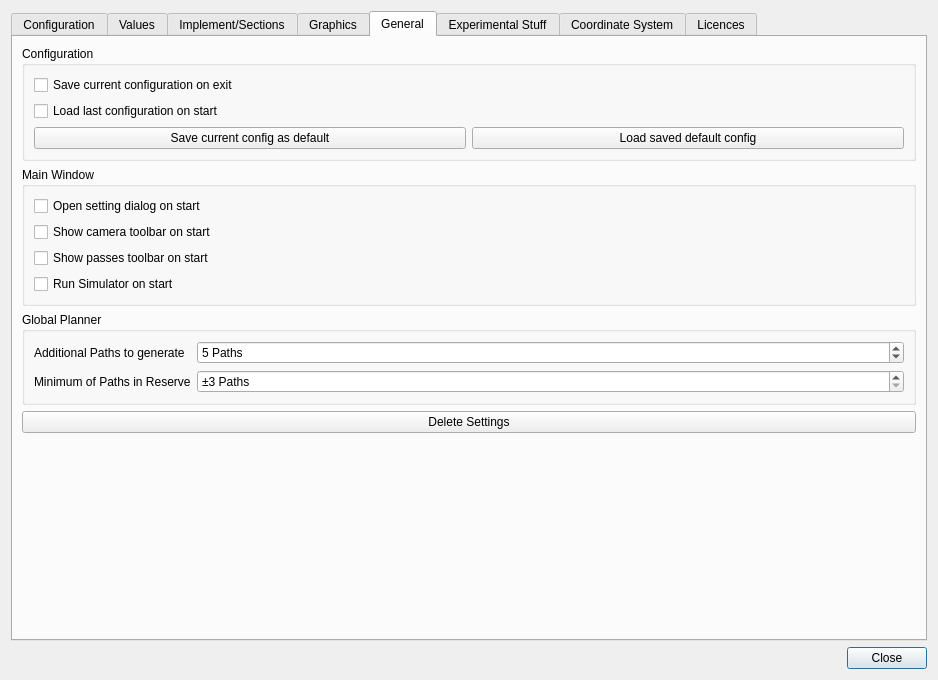
The window that src/gui/SettingsDialog.ui (eringerli/QtOpenGuidance) describes before a commit, drawn with Qt 5.
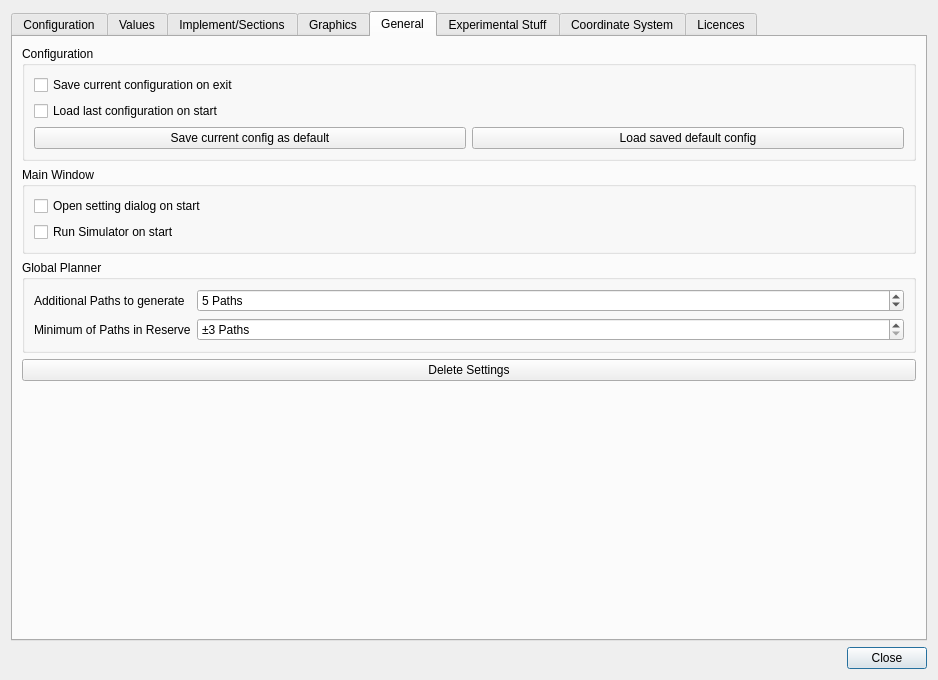
The same window after the commit. The open tabs and pages were chosen to show the change. Icons and pictures are not drawn. Custom widgets are drawn as their Qt base class.

Patch:
```diff
--- a/src/gui/SettingsDialog.ui
+++ b/src/gui/SettingsDialog.ui
@@ -1718,26 +1718,6 @@
               </property>
              </widget>
             </item>
-            <item>
-             <widget class="QCheckBox" name="cbShowCameraToolbarOnStart">
-              <property name="focusPolicy">
-               <enum>Qt::NoFocus</enum>
-              </property>
-              <property name="text">
-               <string>Show camera toolbar on start</string>
-              </property>
-             </widget>
-            </item>
-            <item>
-             <widget class="QCheckBox" name="cbShowCameraToolbarOnStart_2">
-              <property name="focusPolicy">
-               <enum>Qt::NoFocus</enum>
-              </property>
-              <property name="text">
-               <string>Show passes toolbar on start</string>
-              </property>
-             </widget>
-            </item>
             <item>
              <widget class="QCheckBox" name="cbRunSimulatorOnStart">
               <property name="focusPolicy">
```
